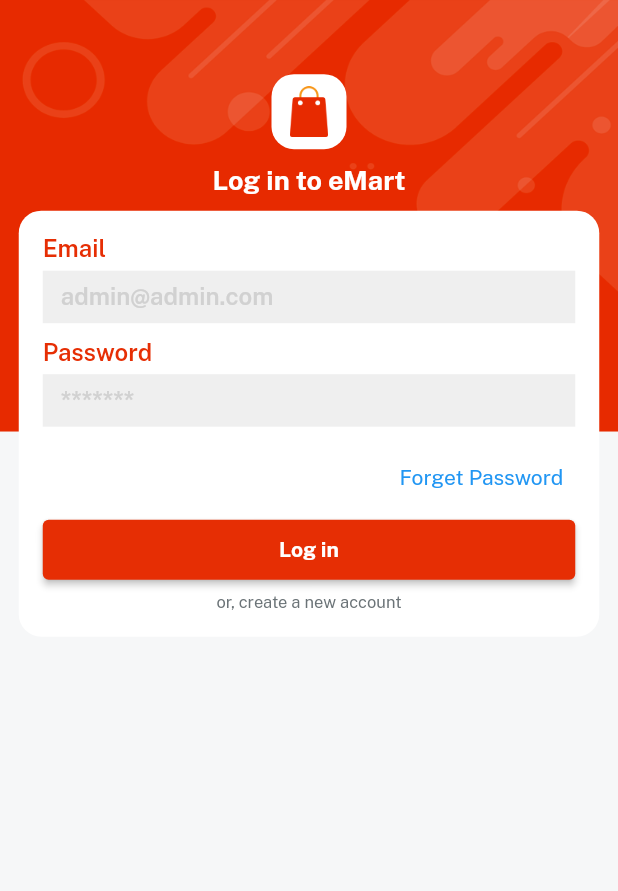
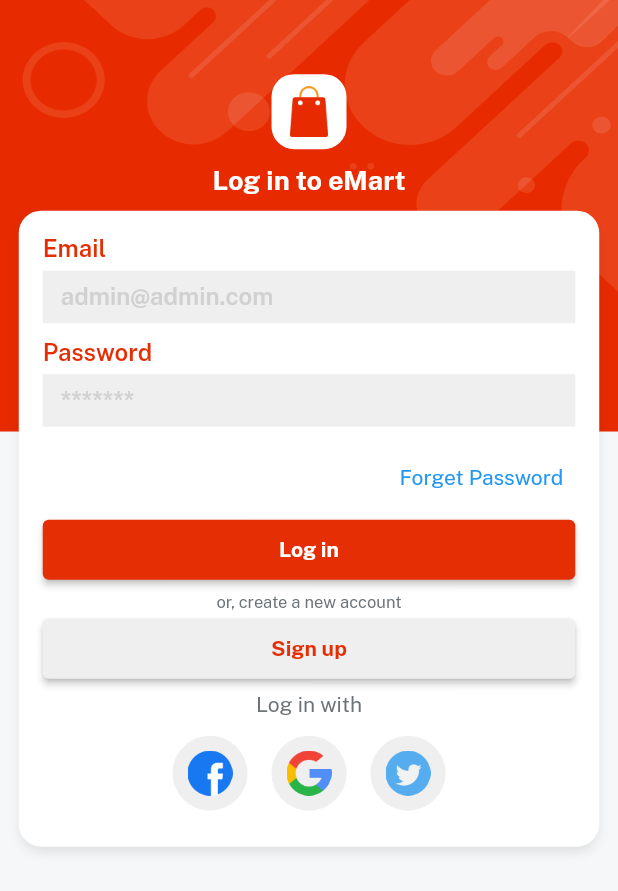
Before and after one commit to majharul-islam181/ecommerce, a Flutter app: the screen it shows after launch, on a phone screen of 412 x 824 dp. Shown: the top 891 px of the screen. Run offline on Flutter 3.47's test engine with Material 2 defaults, Android fonts, the phone set to English and light mode, and no system bars; our stand-ins replace get, velocity_x.

Commit message:
login screen done

```diff
--- a/lib/consts/colors.dart
+++ b/lib/consts/colors.dart
@@ -7,3 +7,4 @@ const Color whiteColor = Color.fromRGBO(255, 255, 255, 1);
 const Color lightGrey = Color.fromRGBO(239, 239, 239, 1);
 const Color redColor = Color.fromRGBO(230, 46, 4, 1);
 const Color golden = Color.fromRGBO(255, 168, 0, 1);
+const Color lightGolden = Color(0xffFEEAD1);
--- /dev/null
+++ b/lib/consts/lists.dart
@@ -0,0 +1,7 @@
+import 'package:ecommerce/consts/consts.dart';
+
+const socialIconList = [
+  icFacebookLogo,
+  icGoogleLogo,
+  icTwitterLogo
+];
--- a/lib/views/auth_screen/login_screen.dart
+++ b/lib/views/auth_screen/login_screen.dart
@@ -1,4 +1,5 @@
 import 'package:ecommerce/consts/consts.dart';
+import 'package:ecommerce/consts/lists.dart';
 import 'package:ecommerce/widgets_common/applogo_widget.dart';
 import 'package:ecommerce/widgets_common/bg_widget.dart';
 import 'package:ecommerce/widgets_common/custom_textfield.dart';
@@ -10,6 +11,7 @@ class LoginScreen extends StatelessWidget {
   @override
   Widget build(BuildContext context) {
     return bgWidget(Scaffold(
+      resizeToAvoidBottomInset: false,
       body: Center(
         child: Column(
           children: [
@@ -18,8 +20,7 @@ class LoginScreen extends StatelessWidget {
             10.heightBox,
             'Log in to $appname'.text.size(18).fontFamily(bold).white.make(),
             10.heightBox,
-            Column(
-              children: [
+            Column(children: [
               customTextField(title: email, hint: emailhint),
               customTextField(title: password, hint: passwordHint),
               Align(
@@ -29,20 +30,54 @@ class LoginScreen extends StatelessWidget {
                   child: forgetPassword.text.make(),
                 ),
               ),
+
+              //login button
               ourButton(
                       bgcolor: redColor,
                       onPress: () {},
                       textcolor: whiteColor,
-                ).box.width(context.width - 50).make(),
+                      buttonName: login)
+                  .box
+                  .width(context.width - 50)
+                  .make(),
               5.heightBox,
               createNewAccount.text.color(fontGrey).size(11).make(),
-              ],
-            )
+
+              //sign up button
+              ourButton(
+                      bgcolor: lightGrey,
+                      onPress: () {},
+                      textcolor: redColor,
+                      buttonName: signup)
+                  .box
+                  .width(context.width - 50)
+                  .make(),
+              5.heightBox,
+              loginWith.text.color(fontGrey).make(),
+              5.heightBox,
+              Row(
+                mainAxisAlignment: MainAxisAlignment.center,
+                children: List.generate(
+                    3,
+                    (index) => Padding(
+                          padding: const EdgeInsets.all(8),
+                          child: CircleAvatar(
+                            backgroundColor: lightGrey,
+                            radius: 25,
+                            child: Image.asset(
+                              socialIconList[index],
+                              width: 30,
+                            ),
+                          ),
+                        )),
+              ),
+            ])
                 .box
                 .color(whiteColor)
                 .padding(const EdgeInsets.all(16))
                 .width(context.screenWidth - 25)
                 .rounded
+                .shadowMd
                 .make(),
           ],
         ),
--- a/lib/widgets_common/our_button.dart
+++ b/lib/widgets_common/our_button.dart
@@ -1,6 +1,6 @@
 import 'package:ecommerce/consts/consts.dart';
 
-Widget ourButton({bgcolor,textcolor, onPress,title}) {
+Widget ourButton({bgcolor,textcolor, onPress,required String buttonName}) {
   return ElevatedButton(
     style: ElevatedButton.styleFrom(
      backgroundColor: bgcolor,
@@ -9,6 +9,6 @@ Widget ourButton({bgcolor,textcolor, onPress,title}) {
       onPressed: (() {
         onPress;
       }),
-      child: login.text.color(textcolor).fontFamily(bold).make(),
+      child: buttonName.text.color(textcolor).fontFamily(bold).make(),
       );
 }
```
Lines whose indentation alone changed are shown as unchanged.
